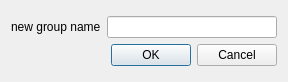
janvc/molconv, file source/newgroupdialog.ui: the form before one commit.
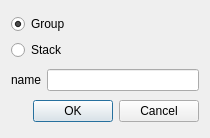
The form after the commit.

Commit message:
modified the new group dialog
- added radiobuttons to specify group vs. stack
- removed the action 'new stack' from the main window

The edit to the form file:
```diff
--- a/source/newgroupdialog.ui
+++ b/source/newgroupdialog.ui
@@ -6,10 +6,28 @@
    <rect>
     <x>0</x>
     <y>0</y>
-    <width>288</width>
-    <height>82</height>
+    <width>210</width>
+    <height>138</height>
    </rect>
   </property>
+  <property name="sizePolicy">
+   <sizepolicy hsizetype="Fixed" vsizetype="Fixed">
+    <horstretch>0</horstretch>
+    <verstretch>0</verstretch>
+   </sizepolicy>
+  </property>
+  <property name="minimumSize">
+   <size>
+    <width>210</width>
+    <height>138</height>
+   </size>
+  </property>
+  <property name="maximumSize">
+   <size>
+    <width>210</width>
+    <height>138</height>
+   </size>
+  </property>
   <property name="windowTitle">
    <string>Dialog</string>
   </property>
@@ -17,11 +35,30 @@
    <item>
     <layout class="QVBoxLayout" name="verticalLayout">
      <item>
+      <widget class="QRadioButton" name="isGroupRB">
+       <property name="text">
+        <string>Group</string>
+       </property>
+       <property name="checked">
+        <bool>true</bool>
+       </property>
+      </widget>
+     </item>
+     <item>
+      <widget class="QRadioButton" name="isStackRB">
+       <property name="text">
+        <string>Stack</string>
+       </property>
+      </widget>
+     </item>
+    </layout>
+   </item>
+   <item>
       <layout class="QHBoxLayout" name="horizontalLayout">
        <item>
         <widget class="QLabel" name="groupNameLabel">
          <property name="text">
-          <string>new group name</string>
+        <string>name</string>
          </property>
         </widget>
        </item>
@@ -39,8 +76,6 @@
         <set>QDialogButtonBox::Cancel|QDialogButtonBox::Ok</set>
        </property>
       </widget>
-     </item>
-    </layout>
    </item>
   </layout>
  </widget>
```
Lines whose indentation alone changed are shown as unchanged. The commit also changes 4 other files.
